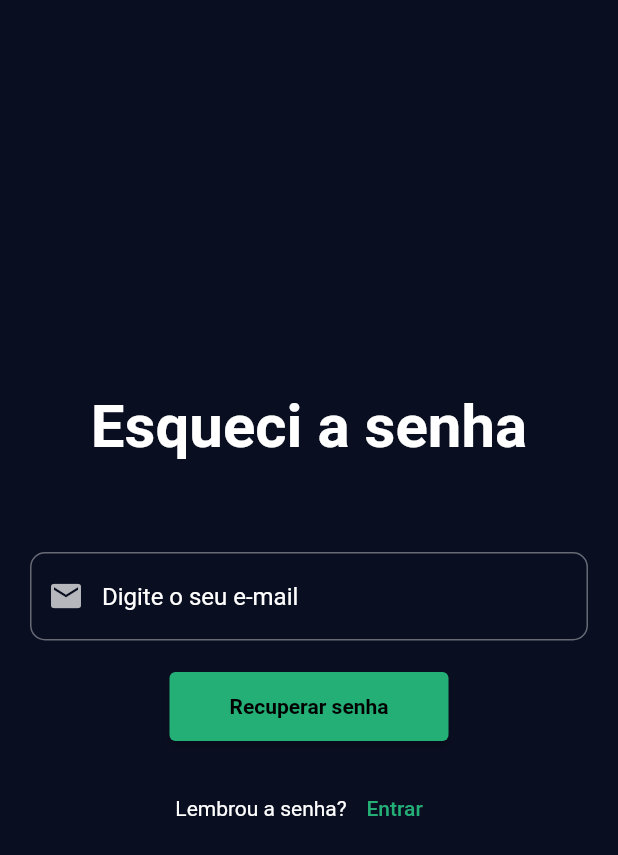
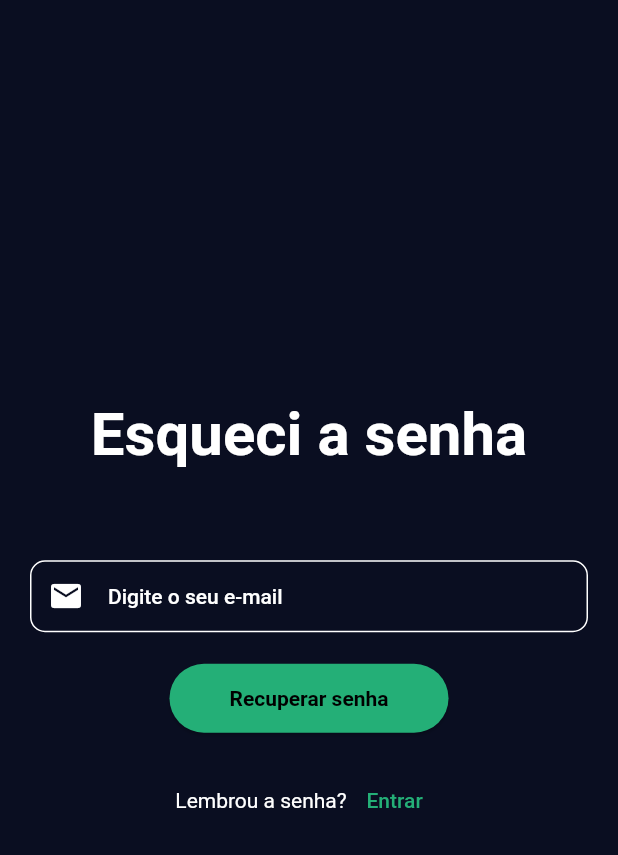
Before and after one commit to JMTheo/FarmHub, a Flutter app: the screen it shows after launch, after a tap on "Esqueceu a senha?", on a phone screen of 412 x 824 dp. Shown: the top 855 px of the screen. Run offline on Flutter 3.47's test engine with Material 2 defaults, Android fonts, the phone set to English and light mode, and no system bars; our stand-ins replace bot_toast, cloud_firestore, device_info_plus, firebase_auth, firebase_core, fluttertoast and 2 more; missing offline and left inert: mqtt_client; accounts and stored records are empty.

Commit message:
Ajustes layout

```diff
--- a/lib/components/custom_elevated_button.dart
+++ b/lib/components/custom_elevated_button.dart
@@ -3,7 +3,8 @@ import 'package:flutter/material.dart';
 import '../constants.dart';
 
 class CustomElevetedButton extends StatelessWidget {
-  CustomElevetedButton({Key? key, required this.onTap, required this.btnLabel})
+  const CustomElevetedButton(
+      {Key? key, required this.onTap, required this.btnLabel})
       : super(key: key);
 
   final VoidCallback onTap;
@@ -16,6 +17,7 @@ class CustomElevetedButton extends StatelessWidget {
       style: ElevatedButton.styleFrom(
         padding: const EdgeInsets.fromLTRB(40, 15, 40, 15),
         primary: kDefaultColorGreen,
+        onPrimary: Colors.black,
       ),
       child: Text(
         btnLabel,
--- a/lib/main.dart
+++ b/lib/main.dart
@@ -27,11 +27,13 @@ class MyApp extends StatelessWidget {
       builder: BotToastInit(), //1. call BotToastInit
       navigatorObservers: [BotToastNavigatorObserver()],
       theme: ThemeData.dark().copyWith(
+        useMaterial3: true,
         appBarTheme: const AppBarTheme(
           color: kScaffoldBGColor,
         ),
-        colorScheme:
-            const ColorScheme.dark().copyWith(primary: kDefaultColorGreen),
+        colorScheme: const ColorScheme.dark().copyWith(
+          primary: kDefaultColorGreen,
+        ),
         hintColor: Colors.white,
         scaffoldBackgroundColor: kScaffoldBGColor,
       ),
--- a/lib/screens/home_page.dart
+++ b/lib/screens/home_page.dart
@@ -2,6 +2,7 @@ import 'package:automacao_horta/enums/app_screens.dart';
 import 'package:automacao_horta/modal/delete_confirm.dart';
 import 'package:cloud_firestore/cloud_firestore.dart';
 import 'package:flutter/material.dart';
+import 'package:font_awesome_flutter/font_awesome_flutter.dart';
 import 'package:get/get.dart';
 
 import '../constants.dart';
@@ -35,7 +36,7 @@ class _HomePageState extends State<HomePage> {
                   AuthService.to.logout();
                   //Get.to(() => const ProfilePage());
                 },
-                icon: const Icon(Icons.person)),
+                icon: const FaIcon(FontAwesomeIcons.arrowRightFromBracket)),
           ],
         ),
         body: Column(
--- a/lib/screens/login/login_page.dart
+++ b/lib/screens/login/login_page.dart
@@ -42,6 +42,12 @@ class _LoginPageState extends State<LoginPage> {
           mainAxisAlignment: MainAxisAlignment.center,
           crossAxisAlignment: CrossAxisAlignment.center,
           children: <Widget>[
+            Image.asset(
+              "assets/img/logo_fundo.png",
+              height: 100,
+              width: 100,
+            ),
+            kSpaceBox,
             const Text(
               'FarmHub',
               style: TextStyle(
--- a/local/drop_down_list-main/lib/src/drop_down.dart
+++ b/local/drop_down_list-main/lib/src/drop_down.dart
@@ -155,6 +155,7 @@ class _MainBodyState extends State<MainBody> {
                           style: ElevatedButton.styleFrom(
                             primary: widget.dropDown.submitButtonColor ??
                                 Colors.blue,
+                            onPrimary: Colors.black,
                             textStyle: const TextStyle(
                               fontSize: 16,
                               fontWeight: FontWeight.bold,
```
Also changed, not shown: lib/components/avatar_card.dart (+4 -4 lines), assets/img/logo_fundo.png (added).
